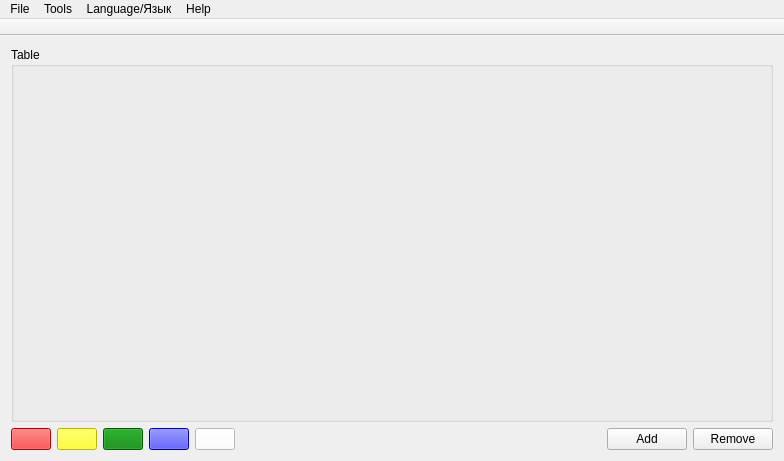
This is Src/MainWindow.ui in gomons/Programm as Qt 5 draws it before an edit. The edited form follows.
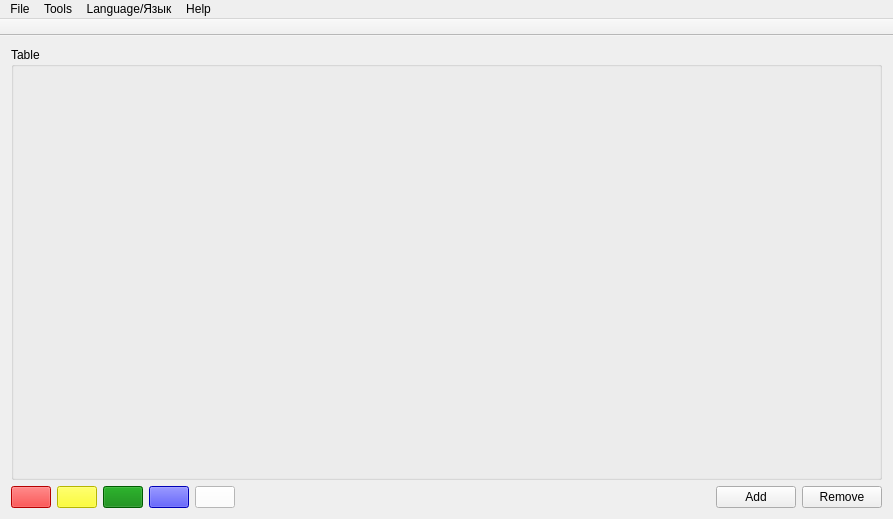
This is the edited form. Icons and pictures are not drawn.

```diff
--- a/Src/MainWindow.ui
+++ b/Src/MainWindow.ui
@@ -6,8 +6,8 @@
    <rect>
     <x>0</x>
     <y>0</y>
-    <width>784</width>
-    <height>461</height>
+    <width>893</width>
+    <height>519</height>
    </rect>
   </property>
   <property name="windowTitle">
@@ -126,7 +126,7 @@
     <rect>
      <x>0</x>
      <y>0</y>
-     <width>784</width>
+     <width>893</width>
      <height>21</height>
     </rect>
    </property>
```
